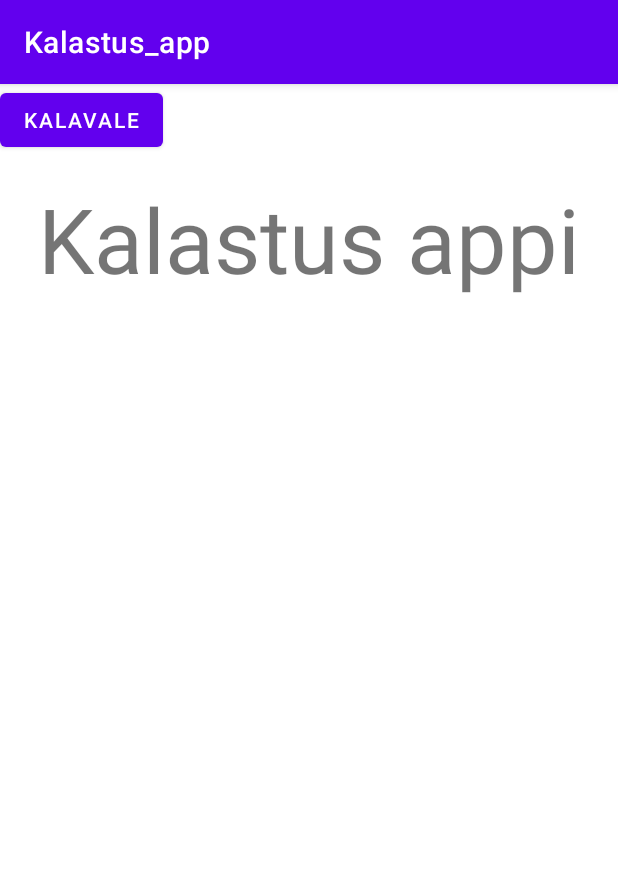
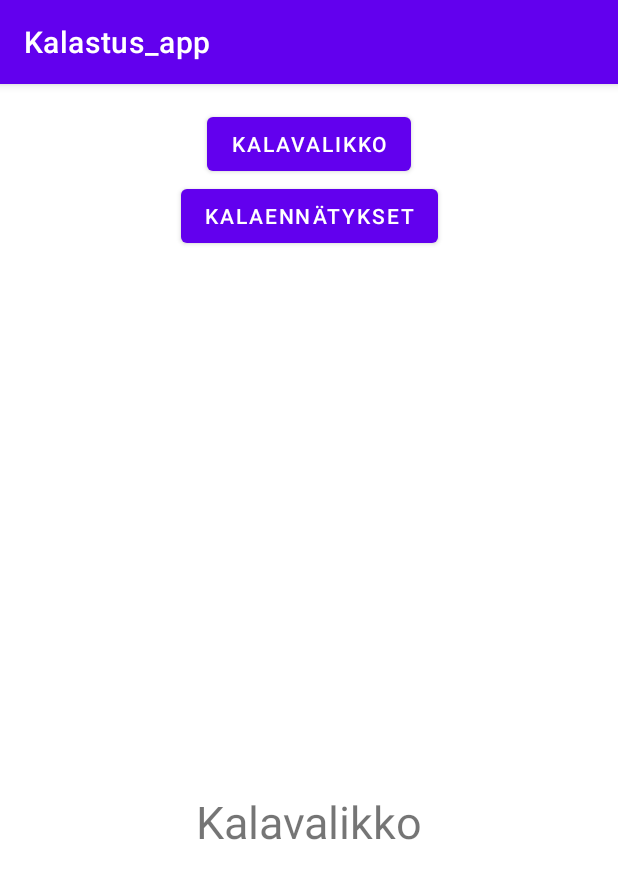
Before and after one commit to TinoPuu/Kalastus_app, an Android app: the screen it shows after launch (MainActivity), on a phone screen of 412 x 824 dp. Shown: the top 879 px of the screen. Run offline under Robolectric (Android 15) with nearby library versions, the phone set to English and light mode, and no system bars.

Commit message:
Fragmentit tehty kahdelle näkymälle, liikkuminen ei toimi vielä.

```diff
--- a/app/build.gradle
+++ b/app/build.gradle
@@ -37,6 +37,7 @@ dependencies {
     implementation 'androidx.appcompat:appcompat:1.3.1'
     implementation 'com.google.android.material:material:1.4.0'
     implementation 'androidx.constraintlayout:constraintlayout:2.1.1'
+    implementation 'androidx.legacy:legacy-support-v4:1.0.0'
     testImplementation 'junit:junit:4.+'
     androidTestImplementation 'androidx.test.ext:junit:1.1.3'
     androidTestImplementation 'androidx.test.espresso:espresso-core:3.4.0'
--- /dev/null
+++ b/app/src/main/java/com/example/kalastus_app/FirstFragment.kt
@@ -0,0 +1,11 @@
+package com.example.kalastus_app
+
+import android.os.Bundle
+import androidx.fragment.app.Fragment
+import android.view.LayoutInflater
+import android.view.View
+import android.view.ViewGroup
+class FirstFragment : Fragment(R.layout.fragment_first) {
+
+
+}
--- a/app/src/main/java/com/example/kalastus_app/MainActivity.kt
+++ b/app/src/main/java/com/example/kalastus_app/MainActivity.kt
@@ -2,6 +2,7 @@ package com.example.kalastus_app
 
 import androidx.appcompat.app.AppCompatActivity
 import android.os.Bundle
+import android.widget.Button
 
 class MainActivity : AppCompatActivity() {
     override fun onCreate(savedInstanceState: Bundle?) {
@@ -10,5 +11,19 @@ class MainActivity : AppCompatActivity() {
         //tässä testi :DDD
         super.onCreate(savedInstanceState)
         setContentView(R.layout.activity_main)
+
+        val firstFragment = FirstFragment()
+        val secondFragment = SecondFragment()
+
+        supportFragmentManager.beginTransaction().apply {
+            replace(R.id.flFragment, firstFragment)
+            commit()
+        }
+
+        "btnFragment1.setOnClickListener{}"
+
+
+
+
     }
 }
--- /dev/null
+++ b/app/src/main/java/com/example/kalastus_app/SecondFragment.kt
@@ -0,0 +1,11 @@
+package com.example.kalastus_app
+
+import android.os.Bundle
+import androidx.fragment.app.Fragment
+import android.view.LayoutInflater
+import android.view.View
+import android.view.ViewGroup
+class SecondFragment : Fragment(R.layout.fragment_second) {
+
+
+}
--- a/app/src/main/res/layout/activity_main.xml
+++ b/app/src/main/res/layout/activity_main.xml
@@ -4,25 +4,35 @@
     xmlns:tools="http://schemas.android.com/tools"
     android:layout_width="match_parent"
     android:layout_height="match_parent"
+    android:padding="16dp"
     tools:context=".MainActivity">
 
-    <TextView
+    <Button
+        android:id="@+id/btnFragment1"
         android:layout_width="wrap_content"
         android:layout_height="wrap_content"
-        android:text="Kalastus appi"
-        android:textSize="60sp"
-        app:layout_constraintBottom_toBottomOf="parent"
-        app:layout_constraintLeft_toLeftOf="parent"
-        app:layout_constraintRight_toRightOf="parent"
-        app:layout_constraintTop_toTopOf="parent"
-        app:layout_constraintVertical_bias="0.091" />
+        android:text="Kalavalikko"
+        app:layout_constraintEnd_toEndOf="parent"
+        app:layout_constraintHorizontal_bias="0.5"
+        app:layout_constraintStart_toStartOf="parent"
+        app:layout_constraintTop_toTopOf="parent" />
 
     <Button
-        android:id="@+id/button"
+        android:id="@+id/btnFragment2"
         android:layout_width="wrap_content"
         android:layout_height="wrap_content"
-        android:text="Kalavale"
-        tools:layout_editor_absoluteX="150dp"
-        tools:layout_editor_absoluteY="205dp" />
+        android:text="Kalaennätykset"
+        app:layout_constraintEnd_toEndOf="parent"
+        app:layout_constraintHorizontal_bias="0.5"
+        app:layout_constraintStart_toStartOf="parent"
+        app:layout_constraintTop_toBottomOf="@+id/btnFragment1" />
+
+    <FrameLayout
+        android:id="@+id/flFragment"
+        android:layout_width="370dp"
+        android:layout_height="521dp"
+        app:layout_constraintBottom_toBottomOf="parent"
+        app:layout_constraintEnd_toEndOf="parent"
+        app:layout_constraintStart_toStartOf="parent" />
 
 </androidx.constraintlayout.widget.ConstraintLayout>
--- /dev/null
+++ b/app/src/main/res/layout/fragment_first.xml
@@ -0,0 +1,22 @@
+<?xml version="1.0" encoding="utf-8"?>
+<androidx.constraintlayout.widget.ConstraintLayout xmlns:android="http://schemas.android.com/apk/res/android"
+    xmlns:app="http://schemas.android.com/apk/res-auto"
+    xmlns:tools="http://schemas.android.com/tools"
+    android:layout_width="match_parent"
+    android:layout_height="match_parent"
+    tools:context=".FirstFragment">
+
+    <TextView
+        android:id="@+id/tvFirstFragment"
+        android:layout_width="wrap_content"
+        android:layout_height="wrap_content"
+        android:text="Kalavalikko"
+        android:textSize="30sp"
+        app:layout_constraintBottom_toBottomOf="parent"
+        app:layout_constraintEnd_toEndOf="parent"
+        app:layout_constraintHorizontal_bias="0.5"
+        app:layout_constraintStart_toStartOf="parent"
+        app:layout_constraintTop_toTopOf="parent" />
+
+
+</androidx.constraintlayout.widget.ConstraintLayout>
--- /dev/null
+++ b/app/src/main/res/layout/fragment_second.xml
@@ -0,0 +1,22 @@
+<?xml version="1.0" encoding="utf-8"?>
+<androidx.constraintlayout.widget.ConstraintLayout xmlns:android="http://schemas.android.com/apk/res/android"
+    xmlns:app="http://schemas.android.com/apk/res-auto"
+    xmlns:tools="http://schemas.android.com/tools"
+    android:layout_width="match_parent"
+    android:layout_height="match_parent"
+    tools:context=".SecondFragment">
+
+    <TextView
+        android:id="@+id/tvSecondFragment"
+        android:layout_width="wrap_content"
+        android:layout_height="wrap_content"
+        android:text="Kalaennätykset"
+        android:textSize="30sp"
+        app:layout_constraintBottom_toBottomOf="parent"
+        app:layout_constraintEnd_toEndOf="parent"
+        app:layout_constraintHorizontal_bias="0.5"
+        app:layout_constraintStart_toStartOf="parent"
+        app:layout_constraintTop_toTopOf="parent" />
+
+
+</androidx.constraintlayout.widget.ConstraintLayout>
--- a/app/src/main/res/values/strings.xml
+++ b/app/src/main/res/values/strings.xml
@@ -1,3 +1,5 @@
 <resources>
     <string name="app_name">Kalastus_app</string>
+    <!-- TODO: Remove or change this placeholder text -->
+    <string name="hello_blank_fragment">Hello blank fragment</string>
 </resources>
```
